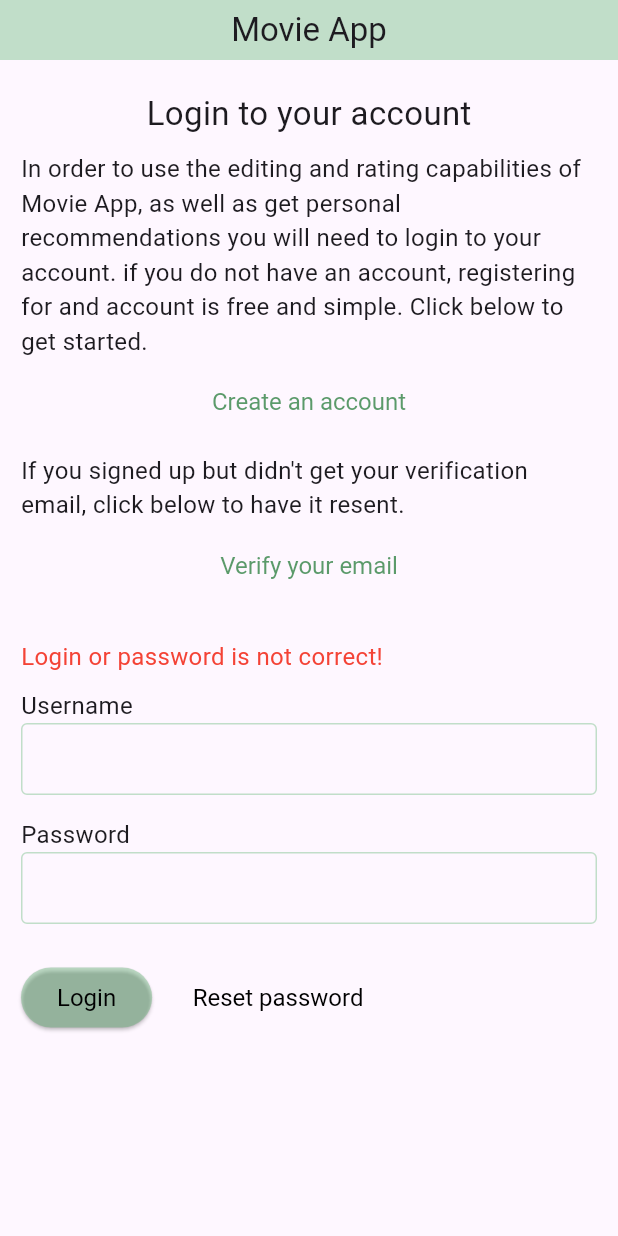
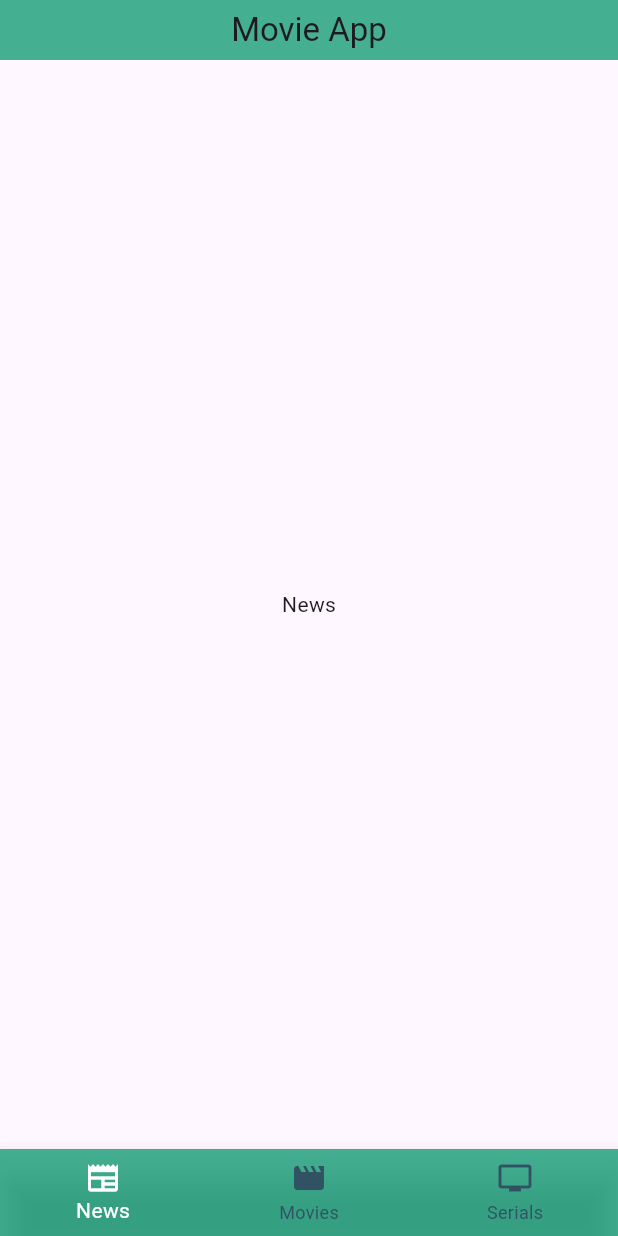
Before and after one commit to adalekorei/Movie_app, a Flutter app: the screen it shows after launch, after a tap on "Login", on a phone screen of 412 x 824 dp. Run offline on Flutter 3.47's test engine with Material 3 defaults, Android fonts, the phone set to English and light mode, and no system bars.

Commit message:
added navigation, second screen

```diff
--- a/lib/main.dart
+++ b/lib/main.dart
@@ -1,5 +1,7 @@
 import 'package:flutter/material.dart';
+import 'package:movie_app/theme/app_colors.dart';
 import 'package:movie_app/widgets/auth.dart';
+import 'package:movie_app/widgets/main_screen.dart';
 
 void main() {
   runApp(const MyApp());
@@ -11,11 +13,19 @@ class MyApp extends StatelessWidget {
   @override
   Widget build(BuildContext context) {
     return MaterialApp(
-      title: 'Flutter Demo',
       theme: ThemeData(
-        colorScheme: ColorScheme.fromSeed(seedColor: Colors.deepPurple),
+        appBarTheme: AppBarTheme(backgroundColor: AppColors.mainGreen),
+        bottomNavigationBarTheme: BottomNavigationBarThemeData(
+          backgroundColor: AppColors.mainGreen,
+          selectedItemColor: Colors.white,
+          unselectedItemColor: const Color.fromARGB(255, 49, 82, 99)
+        ),
       ),
-      home: Auth(),
+      routes: {
+        '/auth': (context) => Auth(),
+        '/main screen': (context) => MainScreen(),
+      },
+      initialRoute: '/auth',
     );
   }
 }
--- /dev/null
+++ b/lib/theme/app_colors.dart
@@ -0,0 +1,5 @@
+import 'package:flutter/material.dart';
+
+abstract class AppColors {
+  static const mainGreen = Color.fromARGB(197, 15, 155, 113);
+}
--- a/lib/widgets/auth.dart
+++ b/lib/widgets/auth.dart
@@ -1,4 +1,6 @@
 import 'package:flutter/material.dart';
+import 'package:movie_app/theme/app_colors.dart';
+import 'package:movie_app/widgets/main_screen.dart';
 
 class Auth extends StatefulWidget {
   const Auth({super.key});
@@ -15,7 +17,7 @@ class _AuthState extends State<Auth> {
     return Scaffold(
       appBar: AppBar(
         toolbarHeight: 40,
-        backgroundColor: const Color.fromARGB(90, 82, 175, 102),
+        backgroundColor: AppColors.mainGreen,
         centerTitle: true,
         title: const Text('Movie App'),
       ),
@@ -45,7 +47,7 @@ class HeaderWidget extends StatelessWidget {
             TextButton(
               style: ButtonStyle(
                 foregroundColor: WidgetStatePropertyAll(
-                  const Color.fromARGB(186, 30, 119, 51),
+                  AppColors.mainGreen,
                 ),
                 textStyle: WidgetStatePropertyAll(TextStyle(fontSize: 16)),
               ),
@@ -61,7 +63,7 @@ class HeaderWidget extends StatelessWidget {
             TextButton(
               style: ButtonStyle(
                 foregroundColor: WidgetStatePropertyAll(
-                  const Color.fromARGB(186, 30, 119, 51),
+                  AppColors.mainGreen,
                 ),
                 textStyle: WidgetStatePropertyAll(TextStyle(fontSize: 16)),
               ),
@@ -87,8 +89,8 @@ class FormWidget extends StatefulWidget {
 }
 
 class _FormWidgetState extends State<FormWidget> {
-  final _loginTextController = TextEditingController();
-  final _passwordTextController = TextEditingController();
+  final _loginTextController = TextEditingController(text: 'qwerty');
+  final _passwordTextController = TextEditingController(text: 'qwerty');
   String? errorText = null;
 
   void _auth() {
@@ -97,7 +99,9 @@ class _FormWidgetState extends State<FormWidget> {
 
     if (login == 'qwerty' && password == 'qwerty') {
       errorText = null;
-      print('opening');
+
+      Navigator.of(context).pushReplacementNamed('/main screen');
+
     } else {
       errorText = 'Login or password is not correct!';
     }
@@ -115,14 +119,14 @@ class _FormWidgetState extends State<FormWidget> {
       children: [
         if (errorText != null)
           Text('$errorText', style: TextStyle(fontSize: 16, color: Colors.red)),
-          SizedBox(height: 10),
+        SizedBox(height: 10),
         Text('Username', style: TextStyle(fontSize: 16)),
         TextField(
           controller: _loginTextController,
           decoration: InputDecoration(
             enabledBorder: OutlineInputBorder(
               borderSide: BorderSide(
-                color: const Color.fromARGB(90, 82, 175, 102),
+                color: AppColors.mainGreen,
               ),
             ),
             contentPadding: EdgeInsets.symmetric(horizontal: 5),
@@ -137,7 +141,7 @@ class _FormWidgetState extends State<FormWidget> {
           decoration: InputDecoration(
             enabledBorder: OutlineInputBorder(
               borderSide: BorderSide(
-                color: const Color.fromARGB(90, 82, 175, 102),
+                color: AppColors.mainGreen,
               ),
             ),
             contentPadding: EdgeInsets.symmetric(horizontal: 5),
@@ -150,7 +154,7 @@ class _FormWidgetState extends State<FormWidget> {
             ElevatedButton(
               style: ButtonStyle(
                 backgroundColor: WidgetStatePropertyAll(
-                  const Color.fromARGB(90, 82, 175, 102),
+                  AppColors.mainGreen,
                 ),
                 foregroundColor: WidgetStatePropertyAll(Colors.black),
                 textStyle: WidgetStatePropertyAll(TextStyle(fontSize: 16)),
--- /dev/null
+++ b/lib/widgets/main_screen.dart
@@ -0,0 +1,49 @@
+import 'package:flutter/material.dart';
+import 'package:movie_app/theme/app_colors.dart';
+
+class MainScreen extends StatefulWidget {
+  const MainScreen({super.key});
+
+  @override
+  State<StatefulWidget> createState() {
+    return _MainScreenState();
+  }
+}
+
+class _MainScreenState extends State<MainScreen> {
+  var _selectedTab = 0;
+  static const List<Widget> _widgetOptions = <Widget>[
+    Text('News'),
+    Text('Movies'),
+    Text('Serials')
+  ];
+
+  void onSelectTab(int index) {
+    if (_selectedTab == index) return;
+    setState(() {
+      _selectedTab = index;
+    });
+  }
+
+  @override
+  Widget build(BuildContext context) {
+    return Scaffold(
+      appBar: AppBar(
+        toolbarHeight: 40,
+        backgroundColor: AppColors.mainGreen,
+        centerTitle: true,
+        title: const Text('Movie App'),
+      ),
+      body: Center(child: _widgetOptions[_selectedTab]),
+      bottomNavigationBar: BottomNavigationBar(
+        currentIndex: _selectedTab,
+        items: [
+          BottomNavigationBarItem(icon: Icon(Icons.newspaper), label: 'News'),
+          BottomNavigationBarItem(icon: Icon(Icons.movie), label: 'Movies'),
+          BottomNavigationBarItem(icon: Icon(Icons.tv), label: 'Serials'),
+        ],
+        onTap: onSelectTab,
+      ),
+    );
+  }
+}
```
